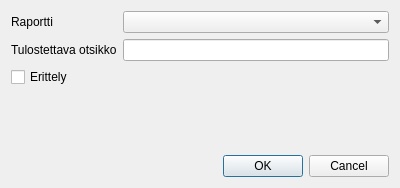
This is kitupiikki/maaritys/lisaaraporttidialogi.ui in artoh/kitupiikki as Qt 5 draws it before an edit. The edited form follows.
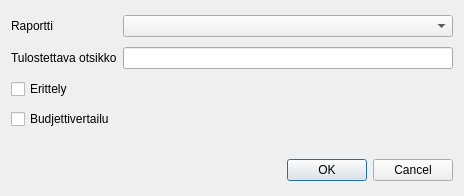
This is the edited form. Icons and pictures are not drawn.

What changed in the file:
```diff
--- a/kitupiikki/maaritys/lisaaraporttidialogi.ui
+++ b/kitupiikki/maaritys/lisaaraporttidialogi.ui
@@ -6,8 +6,8 @@
    <rect>
     <x>0</x>
     <y>0</y>
-    <width>400</width>
-    <height>188</height>
+    <width>464</width>
+    <height>196</height>
    </rect>
   </property>
   <property name="windowTitle">
@@ -74,6 +74,13 @@
      </property>
     </widget>
    </item>
+   <item row="3" column="0">
+    <widget class="QCheckBox" name="vertailuBox">
+     <property name="text">
+      <string>Budjettivertailu</string>
+     </property>
+    </widget>
+   </item>
   </layout>
  </widget>
  <resources>
```
